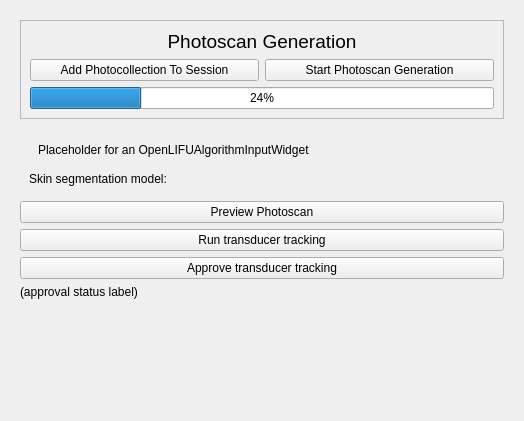
The window that OpenLIFUTransducerTracker/Resources/UI/OpenLIFUTransducerTracker.ui (OpenwaterHealth/SlicerOpenLIFU) describes before a commit, drawn with Qt 5.
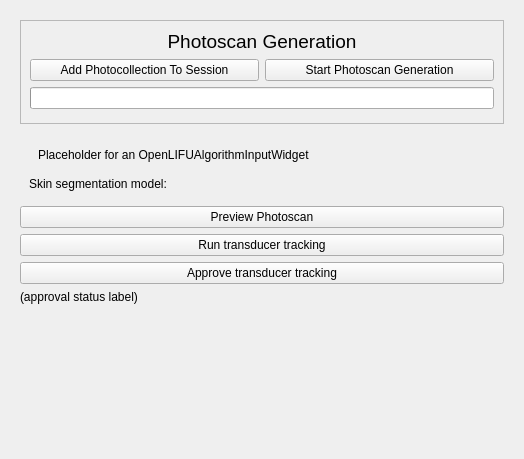
The same window after the commit. Custom widgets are drawn as their Qt base class.

Commit message:
Modify photoscan generator UI (#150)
Hide progress in progress bar and edit margin of frame.

```diff
--- a/OpenLIFUTransducerTracker/Resources/UI/OpenLIFUTransducerTracker.ui
+++ b/OpenLIFUTransducerTracker/Resources/UI/OpenLIFUTransducerTracker.ui
@@ -7,7 +7,7 @@
     <x>0</x>
     <y>0</y>
     <width>524</width>
-    <height>421</height>
+    <height>459</height>
    </rect>
   </property>
   <layout class="QVBoxLayout" name="verticalLayout">
@@ -29,6 +29,9 @@
          <enum>QFrame::Raised</enum>
         </property>
         <layout class="QVBoxLayout" name="verticalLayout_3">
+         <property name="bottomMargin">
+          <number>14</number>
+         </property>
          <item>
           <widget class="QLabel" name="photoscanGeneratorFrameTitle">
            <property name="text">
@@ -69,7 +72,10 @@
             <bool>true</bool>
            </property>
            <property name="value">
-            <number>24</number>
+            <number>0</number>
+           </property>
+           <property name="textVisible">
+            <bool>false</bool>
            </property>
           </widget>
          </item>
```
